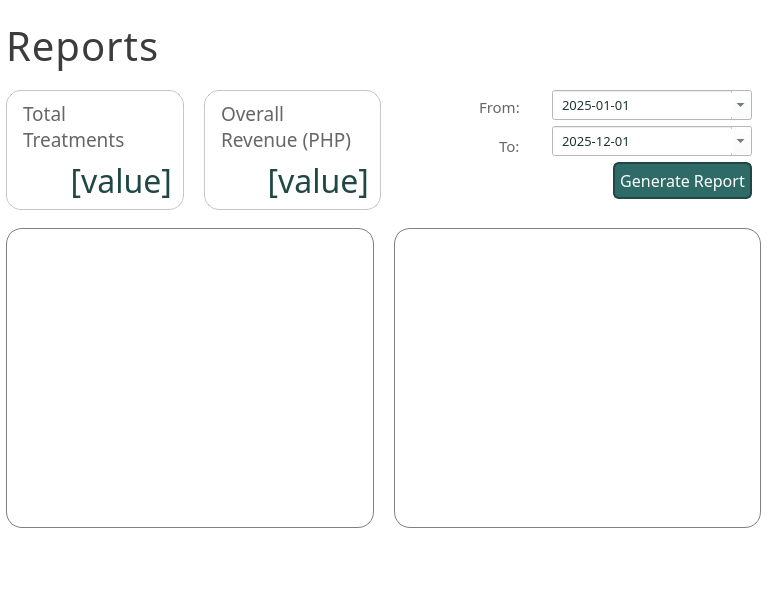
Qt form ui/PageReports.ui (karlito20/AdoraFlowProject) before a commit.
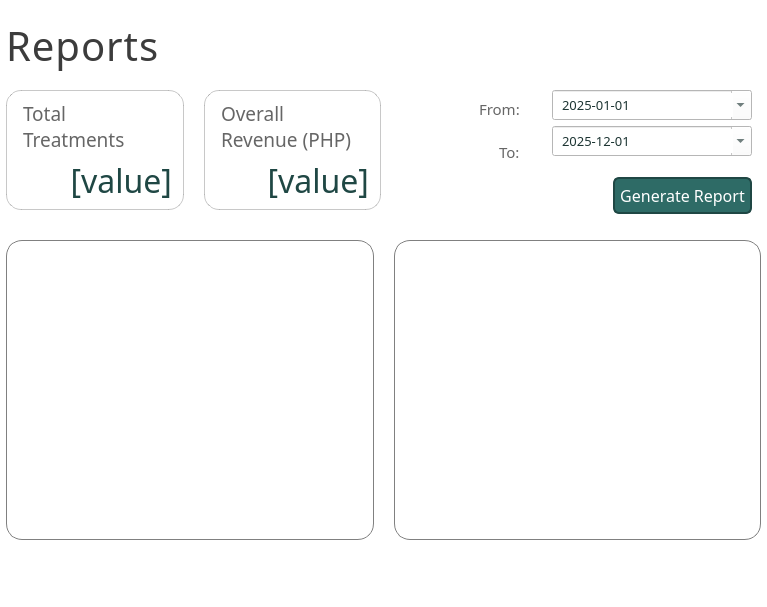
The same form after that commit.

What changed in the file:
```diff
--- a/ui/PageReports.ui
+++ b/ui/PageReports.ui
@@ -788,6 +788,9 @@
       <item>
        <widget class="QWidget" name="widget" native="true">
         <layout class="QHBoxLayout" name="horizontalLayout_4">
+         <property name="spacing">
+          <number>6</number>
+         </property>
          <item>
           <layout class="QVBoxLayout" name="verticalLayout_2">
            <property name="rightMargin">
@@ -844,6 +847,9 @@
          </item>
          <item>
           <layout class="QVBoxLayout" name="verticalLayout_4">
+           <property name="spacing">
+            <number>6</number>
+           </property>
            <item>
             <widget class="QDateEdit" name="start_date">
              <property name="minimumSize">
@@ -967,6 +973,7 @@
 	border: 2px solid #1F4744;
 	padding: 5px;
 	background: #2E6B66;
+	margin-top: 15px;
 }
 
 #generate_button:hover {
```
